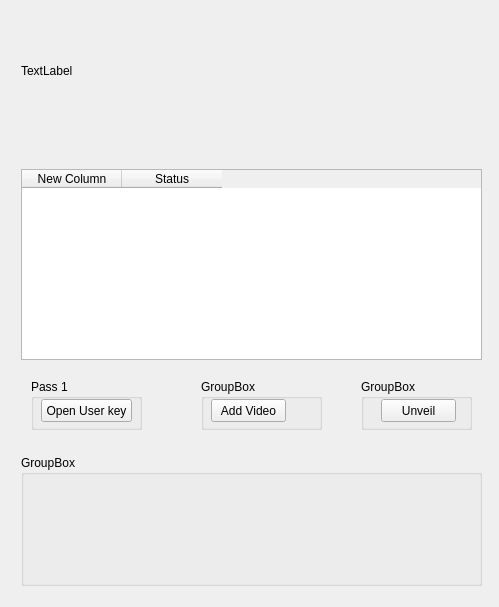
EthoWatcher/ethowatcher, file telaunveil.ui: the form before one commit.
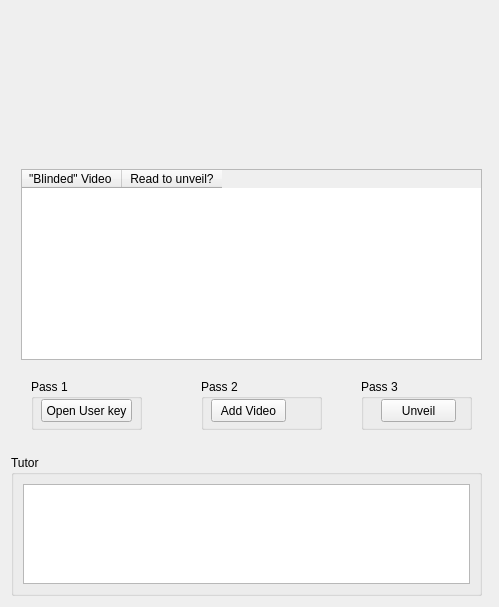
The form after the commit. Icons and pictures are not drawn.

```diff
--- a/telaunveil.ui
+++ b/telaunveil.ui
@@ -27,8 +27,8 @@
        <rect>
         <x>10</x>
         <y>10</y>
-        <width>451</width>
-        <height>100</height>
+        <width>461</width>
+        <height>111</height>
        </rect>
       </property>
       <property name="minimumSize">
@@ -38,7 +38,13 @@
        </size>
       </property>
       <property name="text">
-       <string>TextLabel</string>
+       <string/>
+      </property>
+      <property name="pixmap">
+       <pixmap resource="resourcefile.qrc">:/icons/cabecalho3.jpg</pixmap>
+      </property>
+      <property name="scaledContents">
+       <bool>true</bool>
       </property>
      </widget>
     </widget>
@@ -87,7 +93,7 @@
        </rect>
       </property>
       <property name="title">
-       <string>GroupBox</string>
+       <string>Pass 3</string>
       </property>
       <widget class="QPushButton" name="pbUnveil">
        <property name="geometry">
@@ -113,7 +119,7 @@
        </rect>
       </property>
       <property name="title">
-       <string>GroupBox</string>
+       <string>Pass 2</string>
       </property>
       <widget class="QPushButton" name="pbAddVideo">
        <property name="geometry">
@@ -149,12 +155,12 @@
       </property>
       <column>
        <property name="text">
-        <string>New Column</string>
+        <string>&quot;Blinded&quot; Video </string>
        </property>
       </column>
       <column>
        <property name="text">
-        <string>Status</string>
+        <string>Read to unveil?</string>
        </property>
       </column>
      </widget>
@@ -171,15 +177,20 @@
      <widget class="QGroupBox" name="groupBox_3">
       <property name="geometry">
        <rect>
-        <x>10</x>
+        <x>0</x>
         <y>10</y>
-        <width>461</width>
-        <height>131</height>
+        <width>471</width>
+        <height>141</height>
        </rect>
       </property>
       <property name="title">
-       <string>GroupBox</string>
+       <string>Tutor</string>
       </property>
+      <layout class="QHBoxLayout" name="horizontalLayout">
+       <item>
+        <widget class="QTextEdit" name="textEdit"/>
+       </item>
+      </layout>
      </widget>
     </widget>
    </item>
```
Left out of the diff: 6 changed lines with no effect on the pictures.
